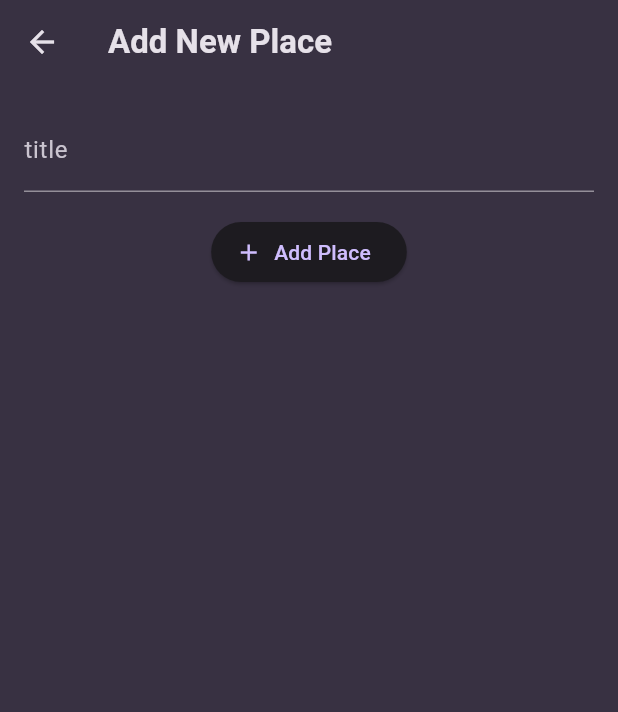
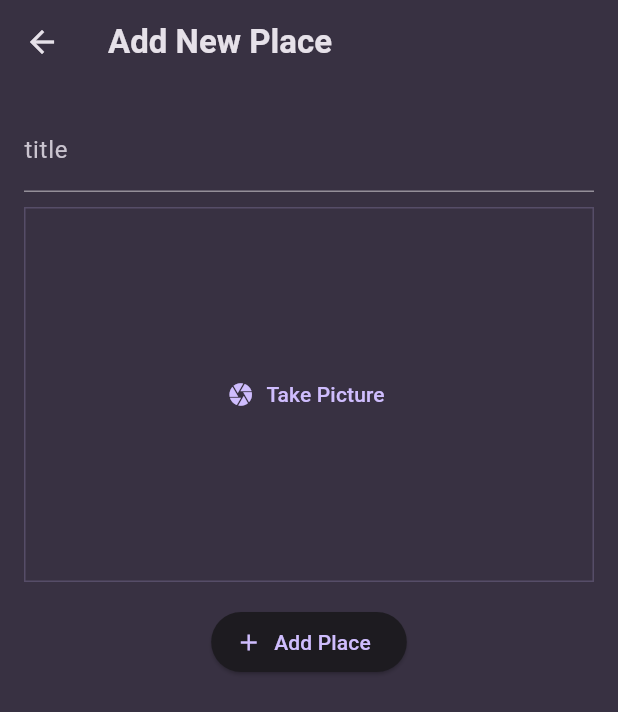
Before and after one commit to TommyPurba/favorite_places, a Flutter app: the AddPlaceScreen screen opened directly, on a phone screen of 412 x 824 dp. Shown: the top 712 px of the screen. Run offline on Flutter 3.47's test engine with Material 3 defaults, Android fonts, the phone set to English and light mode, and no system bars; our stand-ins replace flutter_riverpod, google_fonts.

Commit message:
add image pick

```diff
--- a/lib/screen/add_place.dart
+++ b/lib/screen/add_place.dart
@@ -1,4 +1,5 @@
 import 'package:favorite_places/providers/user_places.dart';
+import 'package:favorite_places/widgets/image_inpurt.dart';
 import 'package:flutter/material.dart';
 import 'package:flutter_riverpod/flutter_riverpod.dart';
 
@@ -46,7 +47,9 @@ class _AddnewplacescreenState extends ConsumerState<AddPlaceScreen>{
               color: Theme.of(context).colorScheme.onSurface,
             ),
           ),
-          SizedBox(height: 16,),
+          const SizedBox(height: 10,),
+          ImageInput(),
+          const SizedBox(height: 16,),
           ElevatedButton.icon(
             onPressed: _saveTitle,
             icon: Icon(Icons.add),
--- /dev/null
+++ b/lib/widgets/image_inpurt.dart
@@ -0,0 +1,31 @@
+import 'package:flutter/material.dart';
+
+class ImageInput extends StatefulWidget {
+  const ImageInput({super.key});
+  @override
+  State<ImageInput> createState() {
+   return _ImageInputState();
+  }
+}
+
+class _ImageInputState extends State<ImageInput>{
+  @override
+  Widget build(BuildContext context) {
+    return Container(
+      decoration: BoxDecoration(
+        border: Border.all(
+          width: 1,
+          color: Theme.of(context).colorScheme.primary.withOpacity(0.2)
+        )
+      ),
+      height: 250,
+      width: double.infinity,
+      alignment: Alignment.center,
+      child: TextButton.icon(
+          onPressed: (){},
+          label: const Text('Take Picture'),
+          icon: Icon(Icons.camera),
+         ),
+    );
+  }
+}
```
